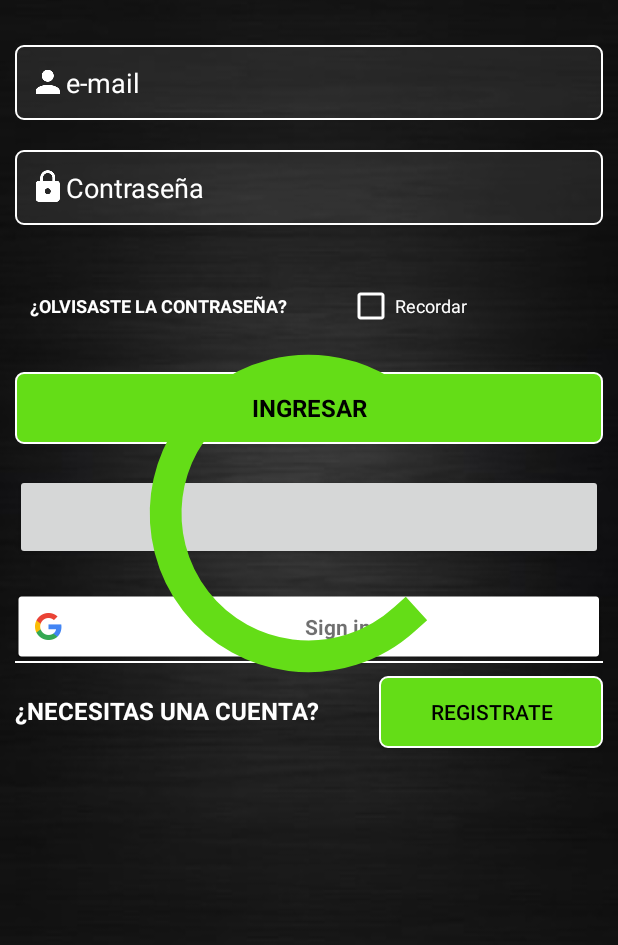
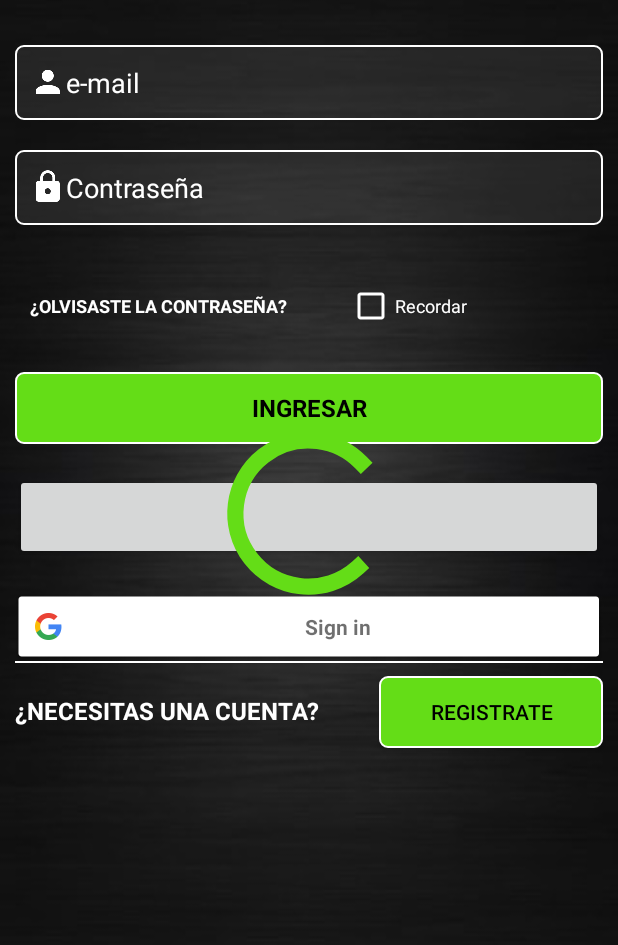
Before and after one commit to AnnaPS/BAA, an Android app: the layout activity_login.xml on its own in the app's theme, with its tools: preview values and no code run, on a phone screen of 412 x 824 dp, the part 104-1049 px from its top. Run offline under Robolectric (Android 15) with nearby library versions, the phone set to English and light mode, and no system bars; plain views replace LoginButton.

Commit message:
#Arreglo progress bar

```diff
--- a/BandsnArts/app/src/main/res/layout/activity_login.xml
+++ b/BandsnArts/app/src/main/res/layout/activity_login.xml
@@ -165,7 +165,7 @@
         android:id="@+id/progressBarVLogin"
         style="?android:attr/progressBarStyle"
         android:layout_width="match_parent"
-        android:layout_height="254dp"
+        android:layout_height="130dp"
         android:layout_alignParentStart="true"
         android:layout_centerVertical="true" />
 
```
